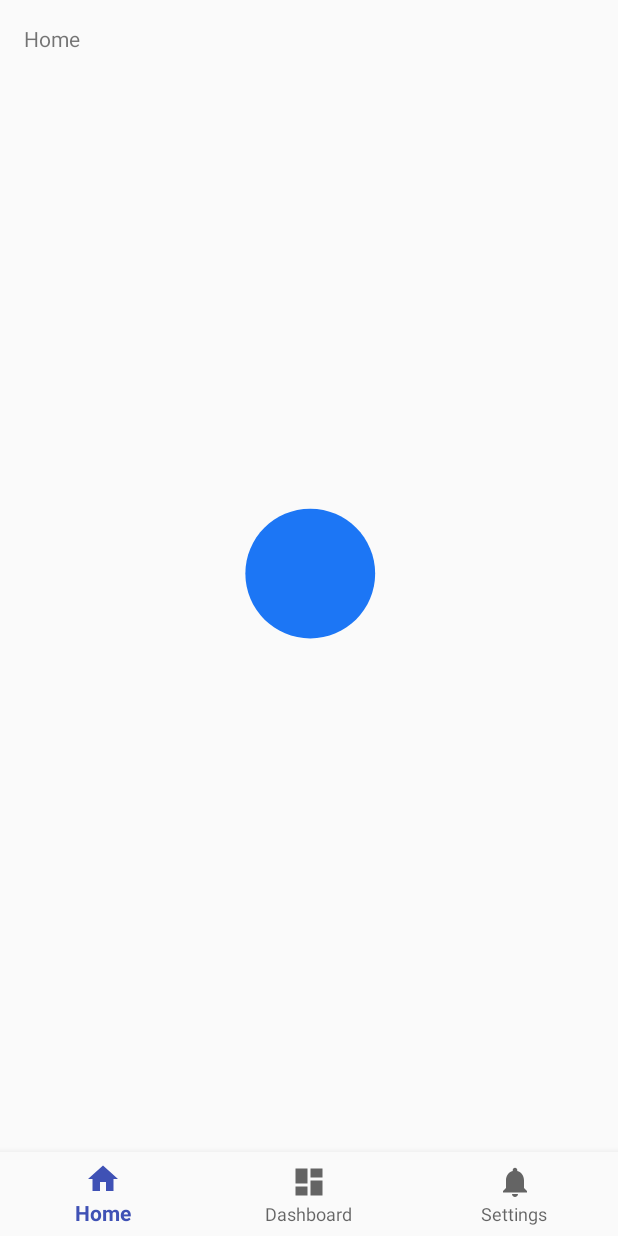
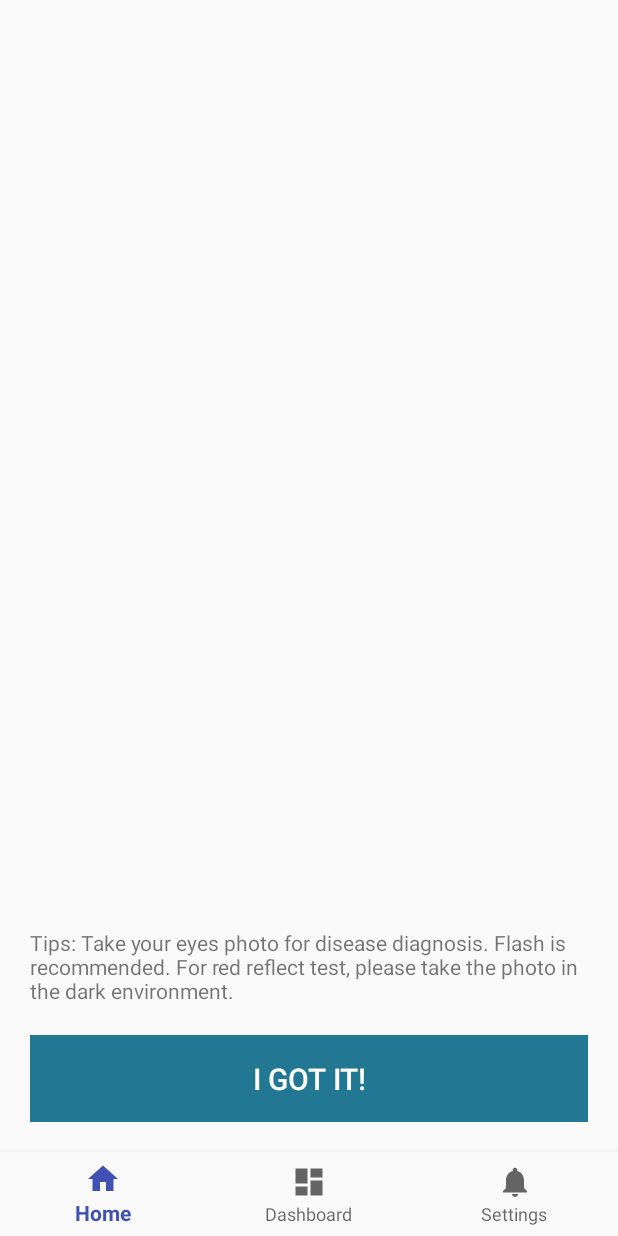
Before and after one commit to thanaboonmu/Eyeagnosis, an Android app: the layout activity_main.xml on its own in the app's theme, with its tools: preview values and no code run, on a phone screen of 412 x 824 dp. Run offline under Robolectric (Android 15) with nearby library versions, the phone set to English and light mode, and no system bars.

Commit message:
2nd commit

```diff
--- a/app/build.gradle
+++ b/app/build.gradle
@@ -11,6 +11,7 @@ android {
         versionName "1.0"
         testInstrumentationRunner "android.support.test.runner.AndroidJUnitRunner"
         vectorDrawables.useSupportLibrary = true
+        multiDexEnabled true
     }
     buildTypes {
         release {
@@ -25,6 +26,8 @@ dependencies {
     androidTestCompile('com.android.support.test.espresso:espresso-core:2.2.2', {
         exclude group: 'com.android.support', module: 'support-annotations'
     })
+    compile 'com.akexorcist:RoundCornerProgressBar:2.0.3'
+    compile 'com.google.android.gms:play-services:7.8+'
     compile 'com.android.support:appcompat-v7:26.+'
     compile 'com.android.support:design:26.+'
     compile 'com.android.support:support-vector-drawable:26.+'
--- a/app/src/main/java/com/example/sirapat/eyeagnosis/SplashScreen.java
+++ b/app/src/main/java/com/example/sirapat/eyeagnosis/SplashScreen.java
@@ -17,7 +17,7 @@ public class SplashScreen extends AppCompatActivity {
             public void run() {
                 try {
                     super.run();
-                    sleep(3000);  // 3 seconds of loading
+                    sleep(1000);  // 3 seconds of loading
                 } catch (Exception e) {
                     e.printStackTrace();
                 } finally {
--- a/app/src/main/res/layout/activity_main.xml
+++ b/app/src/main/res/layout/activity_main.xml
@@ -7,33 +7,71 @@
     android:layout_width="match_parent"
     android:layout_height="match_parent"
     android:orientation="vertical"
-    tools:context="com.example.sirapat.eyeagnosis.MainActivity">
+    tools:context="com.example.sirapat.eyeagnosis.MainActivity"
+    android:baselineAligned="false">
 
-    <FrameLayout
+    <RelativeLayout
         android:id="@+id/content"
         android:layout_width="match_parent"
-        android:layout_height="0dp"
-        android:layout_weight="1">
+        android:layout_height="match_parent"
+        android:layout_weight="2">
+
+        <!--<TextView-->
+            <!--android:id="@+id/message"-->
+            <!--android:layout_width="wrap_content"-->
+            <!--android:layout_height="wrap_content"-->
+            <!--android:layout_marginBottom="@dimen/activity_vertical_margin"-->
+            <!--android:layout_marginLeft="@dimen/activity_horizontal_margin"-->
+            <!--android:layout_marginRight="@dimen/activity_horizontal_margin"-->
+            <!--android:layout_marginTop="@dimen/activity_vertical_margin"-->
+            <!--android:padding="10dp" />-->
+            <!--android:text="@string/title_home" -->
+
+        <RelativeLayout
+            android:layout_width="match_parent"
+            android:layout_height="350dp"
+            android:paddingBottom="20dp" >
+            <com.airbnb.lottie.LottieAnimationView
+                android:id="@+id/animation_view"
+                android:layout_width="wrap_content"
+                android:layout_height="wrap_content"
+                android:layout_gravity="center_horizontal"/>
+        </RelativeLayout>
+
+
+        <LinearLayout
+            android:layout_width="match_parent"
+            android:layout_height="wrap_content"
+            android:layout_alignParentBottom="true"
+            android:paddingBottom="20dp"
+            android:paddingLeft="20dp"
+            android:paddingRight="20dp"
+            android:weightSum="2"
+            android:id="@+id/linearLayout"
+            android:baselineAligned="false">
+            <Button
+                android:id="@+id/goCameraActivity"
+                android:layout_width="0dp"
+                android:layout_height="wrap_content"
+                android:layout_weight="2"
+                android:background="#227793"
+                android:padding="15dp"
+                android:text="I got it!"
+                android:textColor="#FFFFFF"
+                android:textSize="20sp" />
+        </LinearLayout>
 
         <TextView
-            android:id="@+id/message"
-            android:layout_width="match_parent"
-            android:layout_height="wrap_content"
-            android:layout_marginBottom="@dimen/activity_vertical_margin"
-            android:layout_marginLeft="@dimen/activity_horizontal_margin"
-            android:layout_marginRight="@dimen/activity_horizontal_margin"
-            android:layout_marginTop="@dimen/activity_vertical_margin"
-            android:text="@string/title_home"/>
-        <com.airbnb.lottie.LottieAnimationView
-            android:id="@+id/animation_view"
+            android:id="@+id/textView"
+            android:paddingLeft="20dp"
+            android:paddingRight="20dp"
             android:layout_width="wrap_content"
             android:layout_height="wrap_content"
-            android:layout_gravity="center"
-            app:lottie_fileName="loading.json"
-            app:lottie_loop="true"
-            app:lottie_autoPlay="true" />
+            android:layout_marginBottom="20dp"
+            android:text="Tips: Take your eyes photo for disease diagnosis. Flash is recommended. For red reflect test, please take the photo in the dark environment. "
+            android:layout_above="@+id/linearLayout" />
 
-    </FrameLayout>
+    </RelativeLayout>
 
     <android.support.design.widget.BottomNavigationView
         android:id="@+id/navigation"
--- a/app/src/main/res/layout/activity_splash_screen.xml
+++ b/app/src/main/res/layout/activity_splash_screen.xml
@@ -13,14 +13,16 @@
         android:layout_width="match_parent"
         android:layout_height="0dp"
         android:layout_weight="1">
+
         <com.airbnb.lottie.LottieAnimationView
             android:id="@+id/animation_view"
             android:layout_width="wrap_content"
             android:layout_height="wrap_content"
             android:layout_gravity="center"
+            app:lottie_autoPlay="true"
             app:lottie_fileName="loading.json"
-            app:lottie_loop="true"
-            app:lottie_autoPlay="true" />
+            app:lottie_loop="true" />
+
     </FrameLayout>
 
 </LinearLayout>
```
Also changed, not shown: app/src/main/AndroidManifest.xml (+23 -5 lines), app/src/main/java/com/example/sirapat/eyeagnosis/MainActivity.java (+18 -5 lines), app/src/main/res/layout/activity_camera.xml (added, +52 -0 lines), app/src/main/res/drawable/brightness.png (added).
